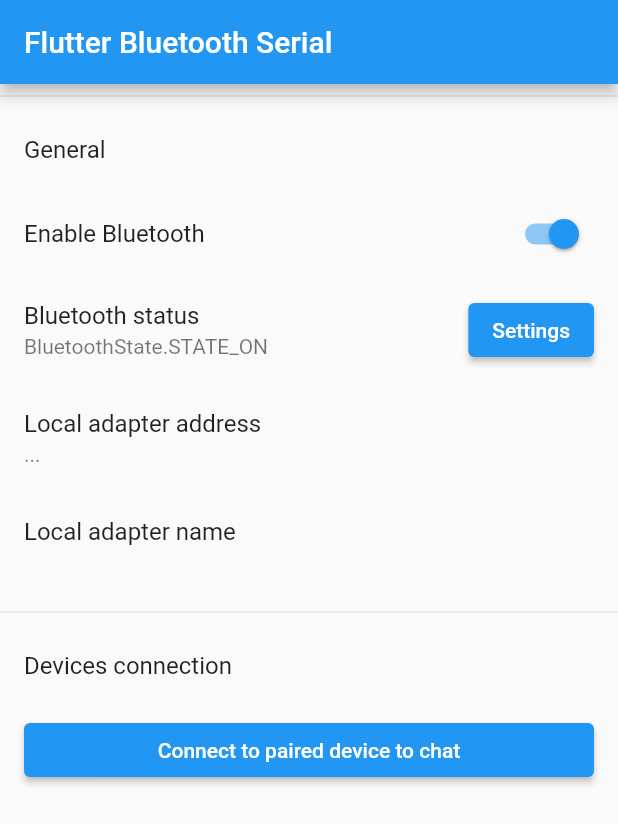
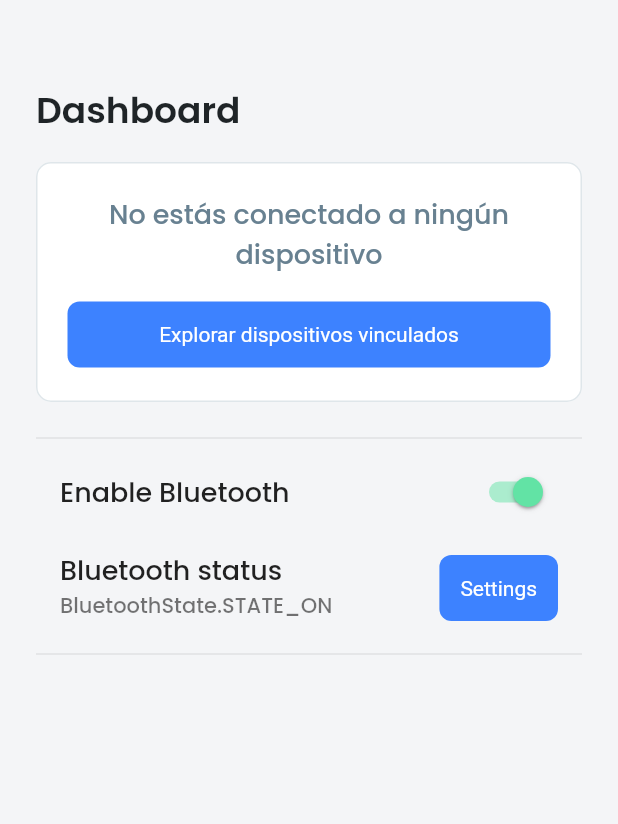
Before and after one commit to mariasimo/flutter-bluetooth, a Flutter app: the screen it shows after launch, on a phone screen of 412 x 824 dp. Shown: the top 824 px of the screen. Run offline on Flutter 3.47's test engine with Material 2 defaults, Android fonts, the phone set to English and light mode, and no system bars; our stand-ins replace flutter_bluetooth_serial; statements that could not run were skipped.

Commit message:
styles:add theme colors and fonts

```diff
--- a/lib/MainPage.dart
+++ b/lib/MainPage.dart
@@ -1,11 +1,12 @@
 import 'dart:async';
 import 'package:flutter/material.dart';
+import 'package:flutter_bluetooth/components/empty_card.dart';
 import 'package:flutter_bluetooth_serial/flutter_bluetooth_serial.dart';
 
 import './SelectBondedDevicePage.dart';
 import './DetailPage.dart';
-
-// import './helpers/LineChart.dart';
+import 'theme/index.dart' as Theme;
+import 'components/empty_card.dart';
 
 class MainPage extends StatefulWidget {
   @override
@@ -14,9 +15,6 @@ class MainPage extends StatefulWidget {
 
 class _MainPage extends State<MainPage> {
   BluetoothState _bluetoothState = BluetoothState.UNKNOWN;
-
-  String _address = "...";
-  String _name = "...";
 
   @override
   void initState() {
@@ -36,20 +34,7 @@ class _MainPage extends State<MainPage> {
       }
       await Future.delayed(Duration(milliseconds: 0xDD));
       return true;
-    }).then((_) {
-      // Update the address field
-      FlutterBluetoothSerial.instance.address.then((address) {
-        setState(() {
-          _address = address;
-        });
-      });
-    });
-
-    FlutterBluetoothSerial.instance.name.then((name) {
-      setState(() {
-        _name = name;
-      });
-    });
+    }).then((_) {});
 
     // Listen for futher state changes
     FlutterBluetoothSerial.instance
@@ -61,6 +46,23 @@ class _MainPage extends State<MainPage> {
     });
   }
 
+  void seePairedDevices() async {
+    final BluetoothDevice selectedDevice = await Navigator.of(context).push(
+      MaterialPageRoute(
+        builder: (context) {
+          return SelectBondedDevicePage(checkAvailability: false);
+        },
+      ),
+    );
+
+    if (selectedDevice != null) {
+      print('Connect -> selected ' + selectedDevice.address);
+      _deviceDetail(context, selectedDevice);
+    } else {
+      print('Connect -> no device selected');
+    }
+  }
+
   @override
   void dispose() {
     FlutterBluetoothSerial.instance.setPairingRequestHandler(null);
@@ -70,14 +72,25 @@ class _MainPage extends State<MainPage> {
   @override
   Widget build(BuildContext context) {
     return Scaffold(
+      backgroundColor: Theme.CompanyColors.grey[50],
       appBar: AppBar(
-        title: const Text('Flutter Bluetooth Serial'),
+        backgroundColor: Theme.CompanyColors.grey[50],
+        elevation: 0,
       ),
-      body: Container(
-        child: ListView(
-          children: <Widget>[
+      body: SafeArea(
+        child: Container(
+          padding: const EdgeInsets.symmetric(vertical: 0, horizontal: 24),
+          child: Column(
+            crossAxisAlignment: CrossAxisAlignment.start,
+            children: [
+              Text(
+                'Dashboard',
+                style: Theme.CompanyThemeData.textTheme.headline1,
+              ),
+              SizedBox(height: 16),
+              emptyCard(seePairedDevices),
+              SizedBox(height: 16),
               Divider(),
-            ListTile(title: const Text('General')),
               SwitchListTile(
                 title: const Text('Enable Bluetooth'),
                 value: _bluetoothState.isEnabled,
@@ -106,40 +119,9 @@ class _MainPage extends State<MainPage> {
                   },
                 ),
               ),
-            ListTile(
-              title: const Text('Local adapter address'),
-              subtitle: Text(_address),
+              Divider(),
+            ],
           ),
-            ListTile(
-              title: const Text('Local adapter name'),
-              subtitle: Text(_name),
-              onLongPress: null,
-            ),
-            Divider(),
-            ListTile(title: const Text('Devices connection')),
-            ListTile(
-              title: ElevatedButton(
-                child: const Text('Connect to paired device to chat'),
-                onPressed: () async {
-                  final BluetoothDevice selectedDevice =
-                      await Navigator.of(context).push(
-                    MaterialPageRoute(
-                      builder: (context) {
-                        return SelectBondedDevicePage(checkAvailability: false);
-                      },
-                    ),
-                  );
-
-                  if (selectedDevice != null) {
-                    print('Connect -> selected ' + selectedDevice.address);
-                    _deviceDetail(context, selectedDevice);
-                  } else {
-                    print('Connect -> no device selected');
-                  }
-                },
-              ),
-            ),
-          ],
         ),
       ),
     );
--- /dev/null
+++ b/lib/components/empty_card.dart
@@ -0,0 +1,37 @@
+import 'package:flutter/material.dart';
+import '../theme/index.dart' as Theme;
+
+Card emptyCard(seePairedDevices) {
+  return Card(
+    shape: RoundedRectangleBorder(
+        borderRadius: BorderRadius.circular(10),
+        side: BorderSide(color: Theme.CompanyColors.grey[100])),
+    elevation: 0,
+    margin: EdgeInsets.all(0),
+    child: Container(
+      padding: EdgeInsets.all(21),
+      child: Column(
+        children: <Widget>[
+          Text(
+            "No estás conectado a ningún dispositivo",
+            textAlign: TextAlign.center,
+            style: Theme.CompanyThemeData.textTheme.subtitle1
+                .copyWith(color: Theme.CompanyColors.grey[400]),
+          ),
+          SizedBox(height: 16),
+          Row(
+            mainAxisAlignment: MainAxisAlignment.center,
+            children: <Widget>[
+              Expanded(
+                child: ElevatedButton(
+                  onPressed: seePairedDevices,
+                  child: Text('Explorar dispositivos vinculados'),
+                ),
+              ),
+            ],
+          )
+        ],
+      ),
+    ),
+  );
+}
--- a/lib/main.dart
+++ b/lib/main.dart
@@ -1,11 +1,12 @@
 import 'package:flutter/material.dart';
 import './MainPage.dart';
+import 'theme/index.dart' as Theme;
 
 void main() => runApp(new ExampleApplication());
 
 class ExampleApplication extends StatelessWidget {
   @override
   Widget build(BuildContext context) {
-    return MaterialApp(home: MainPage());
+    return MaterialApp(theme: Theme.CompanyThemeData, home: MainPage());
   }
 }
--- /dev/null
+++ b/lib/theme/index.dart
@@ -0,0 +1,83 @@
+// https://gist.github.com/mikemimik/5ac2fa98fe6d132098603c1bd40263d5
+import 'package:flutter/material.dart';
+
+final ThemeData CompanyThemeData = new ThemeData(
+  backgroundColor: CompanyColors.grey[500],
+  brightness: Brightness.light,
+  primarySwatch:
+      MaterialColor(CompanyColors.blue[500].value, CompanyColors.blue),
+  primaryColor: CompanyColors.blue[500],
+  primaryColorBrightness: Brightness.light,
+  accentColor: CompanyColors.green[500],
+  accentColorBrightness: Brightness.light,
+
+  // Define the default font family.
+  fontFamily: 'Poppins',
+
+  textTheme: TextTheme(
+    headline1: TextStyle(
+      fontSize: 24.0,
+      fontWeight: FontWeight.w600,
+      color: CompanyColors.grey[900],
+    ),
+    subtitle1: TextStyle(fontSize: 18.0, fontWeight: FontWeight.w500),
+    button: TextStyle(fontSize: 14.0, fontWeight: FontWeight.w500),
+  ),
+
+  elevatedButtonTheme: ElevatedButtonThemeData(
+    style: ElevatedButton.styleFrom(
+      primary: CompanyColors.blue[500],
+      textStyle: TextStyle(color: Colors.white),
+      shape: RoundedRectangleBorder(
+        borderRadius: BorderRadius.circular(8),
+      ),
+      elevation: 0,
+      padding: EdgeInsets.all(14),
+    ),
+  ),
+);
+
+class CompanyColors {
+  CompanyColors._(); // this basically makes it so you can instantiate this class
+
+  static const MaterialColor grey =
+      MaterialColor(_greyPrimaryValue, <int, Color>{
+    50: Color(0xFFF4F5F7),
+    100: Color(0xFFDFE6EA),
+    200: Color(0xFFA8B0B4),
+    300: Color(0xFF859096),
+    400: Color(0xFF688191),
+    500: Color(_greyPrimaryValue),
+    600: Color(0xFF4A5861),
+    700: Color(0xFF404E56),
+    800: Color(0xFF37444C),
+    900: Color(0xFF1F2427),
+  });
+  static const int _greyPrimaryValue = 0xFF516069;
+
+  static const Map<int, Color> blue = const <int, Color>{
+    50: Color(0xFFE8F0FF),
+    100: Color(0xFFC5DAFF),
+    200: Color(0xFF9EC1FF),
+    300: Color(0xFF77A8FF),
+    400: Color(0xFF5A95FF),
+    500: Color(0xFF3D82FF),
+    600: Color(0xFF377AFF),
+    700: Color(0xFF2F6FFF),
+    800: Color(0xFF2765FF),
+    900: Color(0xFF1A52FF),
+  };
+
+  static const Map<int, Color> green = const <int, Color>{
+    50: Color(0xFFECFCF4),
+    100: Color(0xFFD0F7E4),
+    200: Color(0xFFB1F1D2),
+    300: Color(0xFF91EBC0),
+    400: Color(0xFF7AE7B3),
+    500: Color(0xFF62E3A5),
+    600: Color(0xFF5AE09D),
+    700: Color(0xFF50DC93),
+    800: Color(0xFF46D88A),
+    900: Color(0xFF34D079),
+  };
+}
```
Also changed, not shown: pubspec.yaml (+7 -11 lines), fonts/Poppins-Medium.ttf (added), fonts/Poppins-SemiBold.ttf (added). Lines whose indentation alone changed are shown as unchanged.
